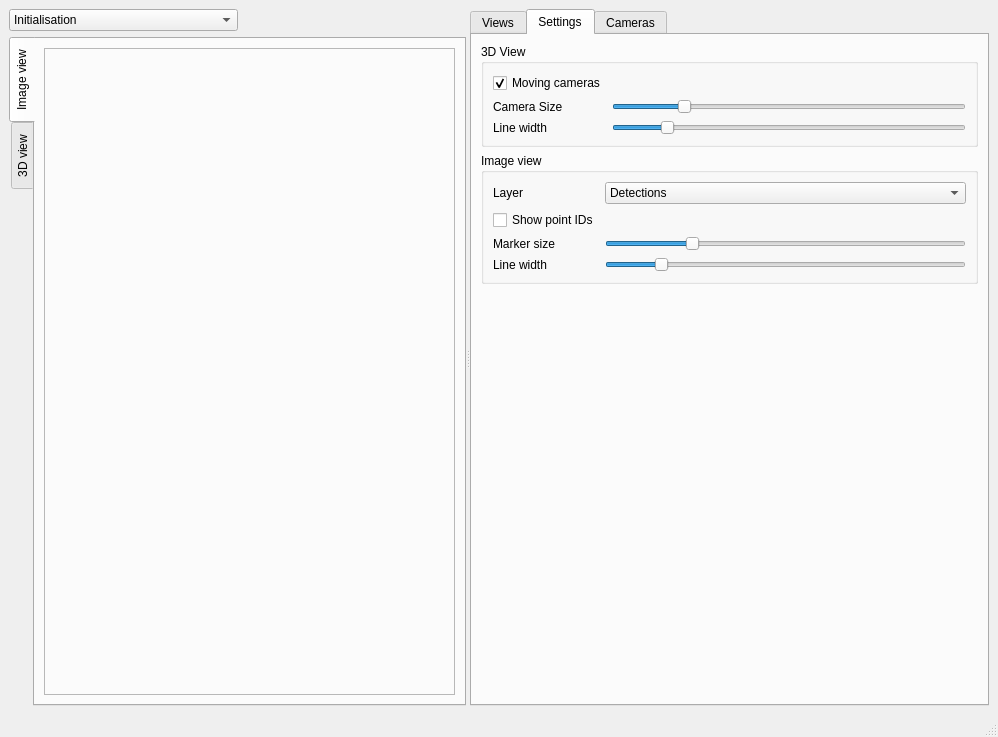
This is multical/interface/visualizer.ui in oliver-batchelor/multical as Qt 5 draws it before an edit. The edited form follows.
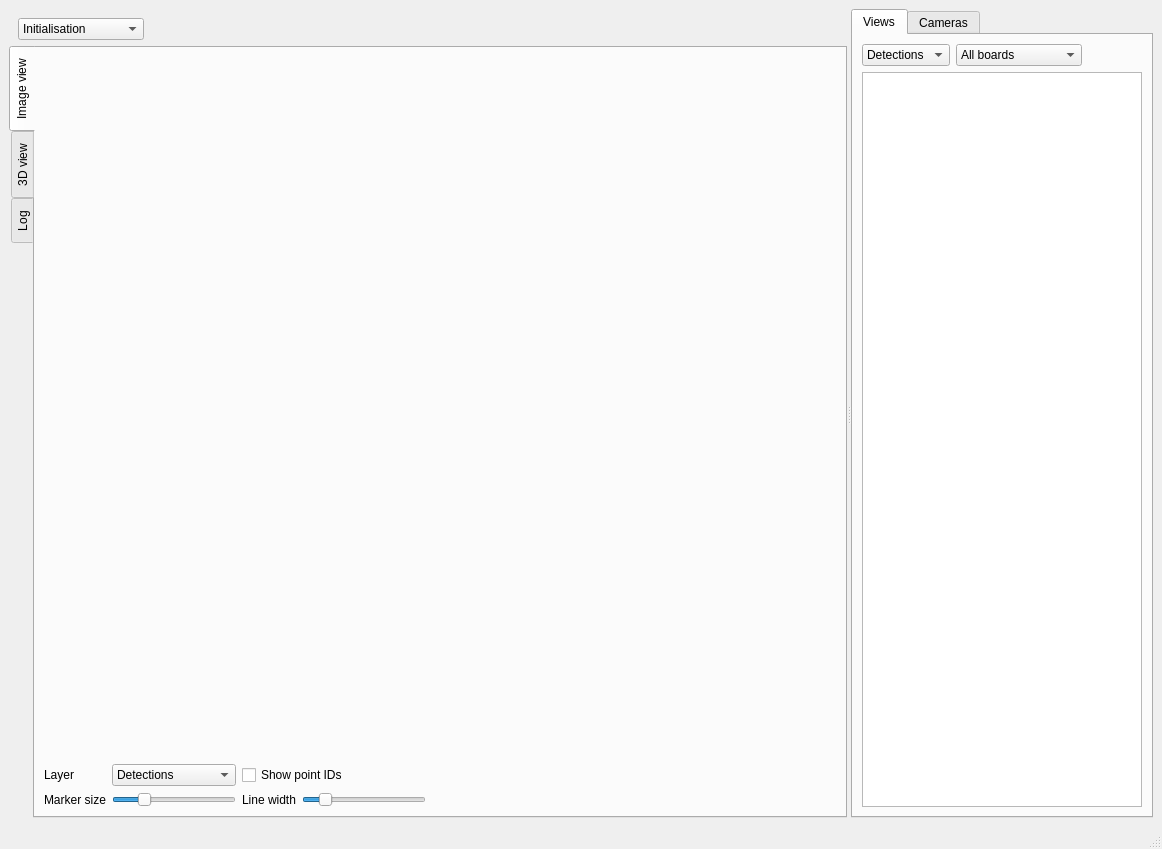
This is the edited form. The open tabs and pages were chosen to show the change.

The edit to the form file:
```diff
--- a/multical/interface/visualizer.ui
+++ b/multical/interface/visualizer.ui
@@ -6,8 +6,8 @@
    <rect>
     <x>0</x>
     <y>0</y>
-    <width>998</width>
-    <height>737</height>
+    <width>1162</width>
+    <height>849</height>
    </rect>
   </property>
   <property name="windowTitle">
@@ -36,10 +36,16 @@
        <layout class="QVBoxLayout" name="verticalLayout_2">
         <item>
          <layout class="QHBoxLayout" name="horizontalLayout_2">
+          <property name="leftMargin">
+           <number>9</number>
+          </property>
+          <property name="topMargin">
+           <number>9</number>
+          </property>
           <item>
            <widget class="QComboBox" name="calibrations_combo">
             <property name="sizePolicy">
-             <sizepolicy hsizetype="Expanding" vsizetype="Fixed">
+             <sizepolicy hsizetype="Preferred" vsizetype="Fixed">
               <horstretch>0</horstretch>
               <verstretch>0</verstretch>
              </sizepolicy>
@@ -73,7 +79,7 @@
          </layout>
         </item>
         <item>
-         <widget class="QTabWidget" name="tab_image">
+         <widget class="QTabWidget" name="mainTabs">
           <property name="sizePolicy">
            <sizepolicy hsizetype="Expanding" vsizetype="Expanding">
             <horstretch>0</horstretch>
@@ -84,55 +90,310 @@
            <enum>QTabWidget::West</enum>
           </property>
           <property name="currentIndex">
-           <number>0</number>
+           <number>2</number>
           </property>
-          <widget class="QWidget" name="tab">
+          <widget class="QWidget" name="tab_images">
            <attribute name="title">
             <string>Image view</string>
            </attribute>
-           <layout class="QHBoxLayout" name="horizontalLayout_5">
-            <item>
-             <widget class="QFrame" name="image_frame">
+           <layout class="QGridLayout" name="gridLayout_4">
+            <property name="leftMargin">
+             <number>0</number>
+            </property>
+            <property name="topMargin">
+             <number>0</number>
+            </property>
+            <property name="rightMargin">
+             <number>0</number>
+            </property>
+            <property name="bottomMargin">
+             <number>0</number>
+            </property>
+            <item row="0" column="0" colspan="2">
+             <widget class="QWidget" name="image_frame" native="true">
               <property name="sizePolicy">
-               <sizepolicy hsizetype="Expanding" vsizetype="Preferred">
+               <sizepolicy hsizetype="Preferred" vsizetype="Expanding">
                 <horstretch>0</horstretch>
                 <verstretch>0</verstretch>
                </sizepolicy>
               </property>
-              <property name="frameShape">
-               <enum>QFrame::StyledPanel</enum>
+             </widget>
+            </item>
+            <item row="1" column="0">
+             <widget class="QWidget" name="widget_2" native="true">
+              <property name="sizePolicy">
+               <sizepolicy hsizetype="Fixed" vsizetype="Preferred">
+                <horstretch>0</horstretch>
+                <verstretch>0</verstretch>
+               </sizepolicy>
               </property>
-              <property name="frameShadow">
-               <enum>QFrame::Raised</enum>
+              <property name="minimumSize">
+               <size>
+                <width>400</width>
+                <height>0</height>
+               </size>
               </property>
+              <layout class="QGridLayout" name="gridLayout_3">
+               <property name="leftMargin">
+                <number>9</number>
+               </property>
+               <property name="topMargin">
+                <number>9</number>
+               </property>
+               <property name="rightMargin">
+                <number>9</number>
+               </property>
+               <property name="bottomMargin">
+                <number>9</number>
+               </property>
+               <item row="0" column="0">
+                <widget class="QLabel" name="label">
+                 <property name="text">
+                  <string>Layer</string>
+                 </property>
+                </widget>
+               </item>
+               <item row="0" column="1">
+                <widget class="QComboBox" name="layer_combo">
+                 <item>
+                  <property name="text">
+                   <string>Detections</string>
+                  </property>
+                 </item>
+                 <item>
+                  <property name="text">
+                   <string>Detected poses</string>
+                  </property>
+                 </item>
+                 <item>
+                  <property name="text">
+                   <string>Initialisation</string>
+                  </property>
+                 </item>
+                 <item>
+                  <property name="text">
+                   <string>Calibration: xyz</string>
+                  </property>
+                 </item>
+                </widget>
+               </item>
+               <item row="0" column="2" colspan="2">
+                <widget class="QCheckBox" name="show_ids_check">
+                 <property name="text">
+                  <string>Show point IDs</string>
+                 </property>
+                </widget>
+               </item>
+               <item row="1" column="0">
+                <widget class="QLabel" name="label_8">
+                 <property name="text">
+                  <string>Marker size</string>
+                 </property>
+                </widget>
+               </item>
+               <item row="1" column="1">
+                <widget class="QSlider" name="marker_size_slider">
+                 <property name="minimum">
+                  <number>1</number>
+                 </property>
+                 <property name="maximum">
+                  <number>40</number>
+                 </property>
+                 <property name="value">
+                  <number>10</number>
+                 </property>
+                 <property name="orientation">
+                  <enum>Qt::Horizontal</enum>
+                 </property>
+                </widget>
+               </item>
+               <item row="1" column="2">
+                <widget class="QLabel" name="label_9">
+                 <property name="text">
+                  <string>Line width</string>
+                 </property>
+                </widget>
+               </item>
+               <item row="1" column="3">
+                <widget class="QSlider" name="line_width_slider">
+                 <property name="minimum">
+                  <number>1</number>
+                 </property>
+                 <property name="maximum">
+                  <number>8</number>
+                 </property>
+                 <property name="value">
+                  <number>2</number>
+                 </property>
+                 <property name="orientation">
+                  <enum>Qt::Horizontal</enum>
+                 </property>
+                </widget>
+               </item>
+              </layout>
              </widget>
             </item>
+            <item row="1" column="1">
+             <spacer name="horizontalSpacer_4">
+              <property name="orientation">
+               <enum>Qt::Horizontal</enum>
+              </property>
+              <property name="sizeHint" stdset="0">
+               <size>
+                <width>133</width>
+                <height>20</height>
+               </size>
+              </property>
+             </spacer>
+            </item>
            </layout>
           </widget>
           <widget class="QWidget" name="tab_3d">
            <attribute name="title">
             <string>3D view</string>
            </attribute>
-           <layout class="QHBoxLayout" name="horizontalLayout_3">
-            <item>
-             <widget class="QFrame" name="view_frame">
+           <layout class="QGridLayout" name="gridLayout_6">
+            <property name="leftMargin">
+             <number>0</number>
+            </property>
+            <property name="topMargin">
+             <number>0</number>
+            </property>
+            <property name="rightMargin">
+             <number>0</number>
+            </property>
+            <property name="bottomMargin">
+             <number>0</number>
+            </property>
+            <item row="0" column="0" colspan="2">
+             <widget class="QWidget" name="view_frame" native="true">
               <property name="sizePolicy">
-               <sizepolicy hsizetype="Expanding" vsizetype="Expanding">
+               <sizepolicy hsizetype="Preferred" vsizetype="Expanding">
+                <horstretch>0</horstretch>
+                <verstretch>0</verstretch>
+               </sizepolicy>
+              </property>
+             </widget>
+            </item>
+            <item row="1" column="0">
+             <widget class="QWidget" name="widget_3" native="true">
+              <property name="sizePolicy">
+               <sizepolicy hsizetype="Fixed" vsizetype="Preferred">
                 <horstretch>0</horstretch>
                 <verstretch>0</verstretch>
                </sizepolicy>
               </property>
               <property name="minimumSize">
                <size>
-                <width>200</width>
-                <height>200</height>
+                <width>400</width>
+                <height>0</height>
                </size>
               </property>
-              <property name="frameShape">
-               <enum>QFrame::StyledPanel</enum>
+              <property name="baseSize">
+               <size>
+                <width>0</width>
+                <height>0</height>
+               </size>
               </property>
-              <property name="frameShadow">
-               <enum>QFrame::Raised</enum>
+              <layout class="QGridLayout" name="gridLayout_5">
+               <item row="0" column="0" colspan="2">
+                <widget class="QCheckBox" name="moving_cameras_check">
+                 <property name="text">
+                  <string>Moving cameras</string>
+                 </property>
+                 <property name="checked">
+                  <bool>true</bool>
+                 </property>
+                </widget>
+               </item>
+               <item row="1" column="0">
+                <widget class="QLabel" name="label_4">
+                 <property name="text">
+                  <string>Camera Size</string>
+                 </property>
+                </widget>
+               </item>
+               <item row="1" column="1">
+                <widget class="QSlider" name="camera_size_slider">
+                 <property name="minimum">
+                  <number>1</number>
+                 </property>
+                 <property name="maximum">
+                  <number>100</number>
+                 </property>
+                 <property name="singleStep">
+                  <number>1</number>
+                 </property>
+                 <property name="pageStep">
+                  <number>20</number>
+                 </property>
+                 <property name="value">
+                  <number>20</number>
+                 </property>
+                 <property name="orientation">
+                  <enum>Qt::Horizontal</enum>
+                 </property>
+                 <property name="invertedAppearance">
+                  <bool>false</bool>
+                 </property>
+                 <property name="invertedControls">
+                  <bool>false</bool>
+                 </property>
+                </widget>
+               </item>
+               <item row="1" column="2">
+                <widget class="QLabel" name="label_5">
+                 <property name="text">
+                  <string>Line width</string>
+                 </property>
+                </widget>
+               </item>
+               <item row="1" column="3">
+                <widget class="QSlider" name="line_size_slider">
+                 <property name="minimum">
+                  <number>1</number>
+                 </property>
+                 <property name="maximum">
+                  <number>8</number>
+                 </property>
+                 <property name="value">
+                  <number>2</number>
+                 </property>
+                 <property name="orientation">
+                  <enum>Qt::Horizontal</enum>
+                 </property>
+                </widget>
+               </item>
+              </layout>
+             </widget>
+            </item>
+            <item row="1" column="1">
+             <spacer name="horizontalSpacer_5">
+              <property name="orientation">
+               <enum>Qt::Horizontal</enum>
+              </property>
+              <property name="sizeHint" stdset="0">
+               <size>
+                <width>347</width>
+                <height>20</height>
+               </size>
+              </property>
+             </spacer>
+            </item>
+           </layout>
+          </widget>
+          <widget class="QWidget" name="tab">
+           <attribute name="title">
+            <string>Log</string>
+           </attribute>
+           <layout class="QVBoxLayout" name="verticalLayout">
+            <item>
+             <widget class="QTextBrowser" name="textBrowser">
+              <property name="inputMethodHints">
+               <set>Qt::ImhNone</set>
+              </property>
+              <property name="horizontalScrollBarPolicy">
+               <enum>Qt::ScrollBarAsNeeded</enum>
               </property>
              </widget>
             </item>
@@ -240,208 +501,6 @@
          </item>
         </layout>
        </widget>
-       <widget class="QWidget" name="settings_tab_2">
-        <attribute name="title">
-         <string>Settings</string>
-        </attribute>
-        <layout class="QVBoxLayout" name="verticalLayout">
-         <item>
-          <widget class="QGroupBox" name="settings_tab">
-           <property name="minimumSize">
-            <size>
-             <width>100</width>
-             <height>0</height>
-            </size>
-           </property>
-           <property name="title">
-            <string>3D View</string>
-           </property>
-           <layout class="QGridLayout" name="gridLayout">
-            <item row="1" column="1">
-             <widget class="QSlider" name="camera_size_slider">
-              <property name="minimum">
-               <number>1</number>
-              </property>
-              <property name="maximum">
-               <number>100</number>
-              </property>
-              <property name="singleStep">
-               <number>1</number>
-              </property>
-              <property name="pageStep">
-               <number>20</number>
-              </property>
-              <property name="value">
-               <number>20</number>
-              </property>
-              <property name="orientation">
-               <enum>Qt::Horizontal</enum>
-              </property>
-              <property name="invertedAppearance">
-               <bool>false</bool>
-              </property>
-              <property name="invertedControls">
-               <bool>false</bool>
-              </property>
-             </widget>
-            </item>
-            <item row="0" column="0">
-             <widget class="QCheckBox" name="moving_cameras_check">
-              <property name="text">
-               <string>Moving cameras</string>
-              </property>
-              <property name="checked">
-               <bool>true</bool>
-              </property>
-             </widget>
-            </item>
-            <item row="2" column="0">
-             <widget class="QLabel" name="label_5">
-              <property name="text">
-               <string>Line width</string>
-              </property>
-             </widget>
-            </item>
-            <item row="1" column="0">
-             <widget class="QLabel" name="label_4">
-              <property name="text">
-               <string>Camera Size</string>
-              </property>
-             </widget>
-            </item>
-            <item row="2" column="1">
-             <widget class="QSlider" name="line_size_slider">
-              <property name="minimum">
-               <number>1</number>
-              </property>
-              <property name="maximum">
-               <number>8</number>
-              </property>
-              <property name="value">
-               <number>2</number>
-              </property>
-              <property name="orientation">
-               <enum>Qt::Horizontal</enum>
-              </property>
-             </widget>
-            </item>
-           </layout>
-          </widget>
-         </item>
-         <item>
-          <widget class="QGroupBox" name="groupBox_5">
-           <property name="minimumSize">
-            <size>
-             <width>100</width>
-             <height>0</height>
-            </size>
-           </property>
-           <property name="title">
-            <string>Image view</string>
-           </property>
-           <layout class="QGridLayout" name="gridLayout_3">
-            <item row="0" column="0">
-             <widget class="QLabel" name="label">
-              <property name="text">
-               <string>Layer</string>
-              </property>
-             </widget>
-            </item>
-            <item row="0" column="1">
-             <widget class="QComboBox" name="layer_combo">
-              <item>
-               <property name="text">
-                <string>Detections</string>
-               </property>
-              </item>
-              <item>
-               <property name="text">
-                <string>Detected poses</string>
-               </property>
-              </item>
-              <item>
-               <property name="text">
-                <string>Initialisation</string>
-               </property>
-              </item>
-              <item>
-               <property name="text">
-                <string>Calibration: xyz</string>
-               </property>
-              </item>
-             </widget>
-            </item>
-            <item row="1" column="0">
-             <widget class="QCheckBox" name="show_ids_check">
-              <property name="text">
-               <string>Show point IDs</string>
-              </property>
-             </widget>
-            </item>
-            <item row="2" column="0">
-             <widget class="QLabel" name="label_8">
-              <property name="text">
-               <string>Marker size</string>
-              </property>
-             </widget>
-            </item>
-            <item row="2" column="1">
-             <widget class="QSlider" name="marker_size_slider">
-              <property name="minimum">
-               <number>1</number>
-              </property>
-              <property name="maximum">
-               <number>40</number>
-              </property>
-              <property name="value">
-               <number>10</number>
-              </property>
-              <property name="orientation">
-               <enum>Qt::Horizontal</enum>
-              </property>
-             </widget>
-            </item>
-            <item row="3" column="0">
-             <widget class="QLabel" name="label_9">
-              <property name="text">
-               <string>Line width</string>
-              </property>
-             </widget>
-            </item>
-            <item row="3" column="1">
-             <widget class="QSlider" name="line_width_slider">
-              <property name="minimum">
-               <number>1</number>
-              </property>
-              <property name="maximum">
-               <number>8</number>
-              </property>
-              <property name="value">
-               <number>2</number>
-              </property>
-              <property name="orientation">
-               <enum>Qt::Horizontal</enum>
-              </property>
-             </widget>
-            </item>
-           </layout>
-          </widget>
-         </item>
-         <item>
-          <spacer name="verticalSpacer">
-           <property name="orientation">
-            <enum>Qt::Vertical</enum>
-           </property>
-           <property name="sizeHint" stdset="0">
-            <size>
-             <width>20</width>
-             <height>307</height>
-            </size>
-           </property>
-          </spacer>
-         </item>
-        </layout>
-       </widget>
        <widget class="QWidget" name="cameras_tab">
         <attribute name="title">
          <string>Cameras</string>
@@ -490,8 +549,8 @@
              <rect>
               <x>0</x>
               <y>0</y>
-              <width>505</width>
-              <height>599</height>
+              <width>289</width>
+              <height>711</height>
              </rect>
             </property>
            </widget>
@@ -509,7 +568,7 @@
     <rect>
      <x>0</x>
      <y>0</y>
-     <width>998</width>
+     <width>1162</width>
      <height>20</height>
     </rect>
    </property>
```
